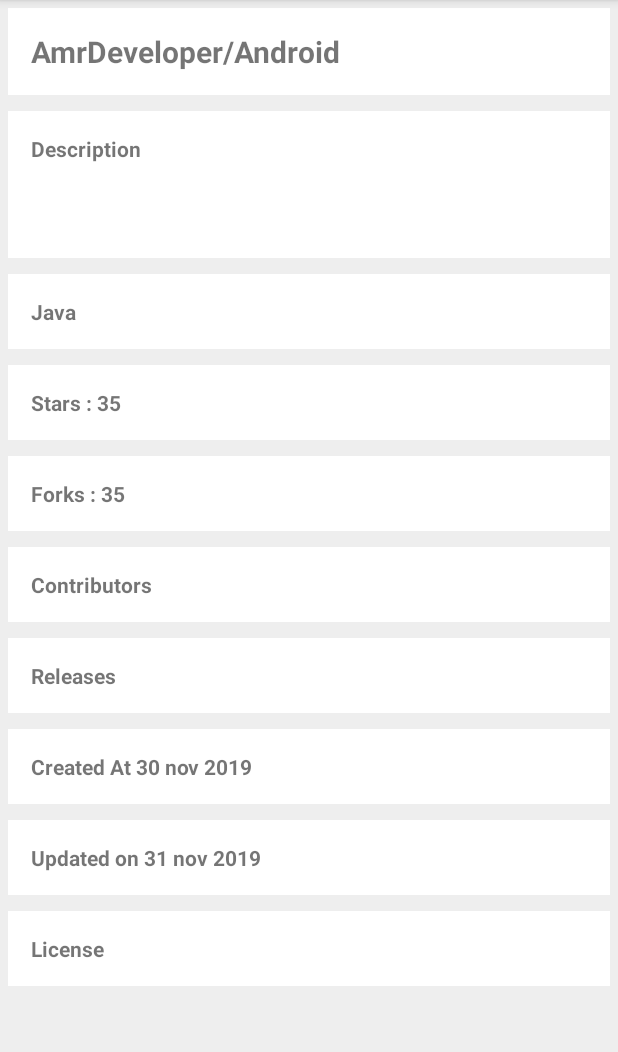
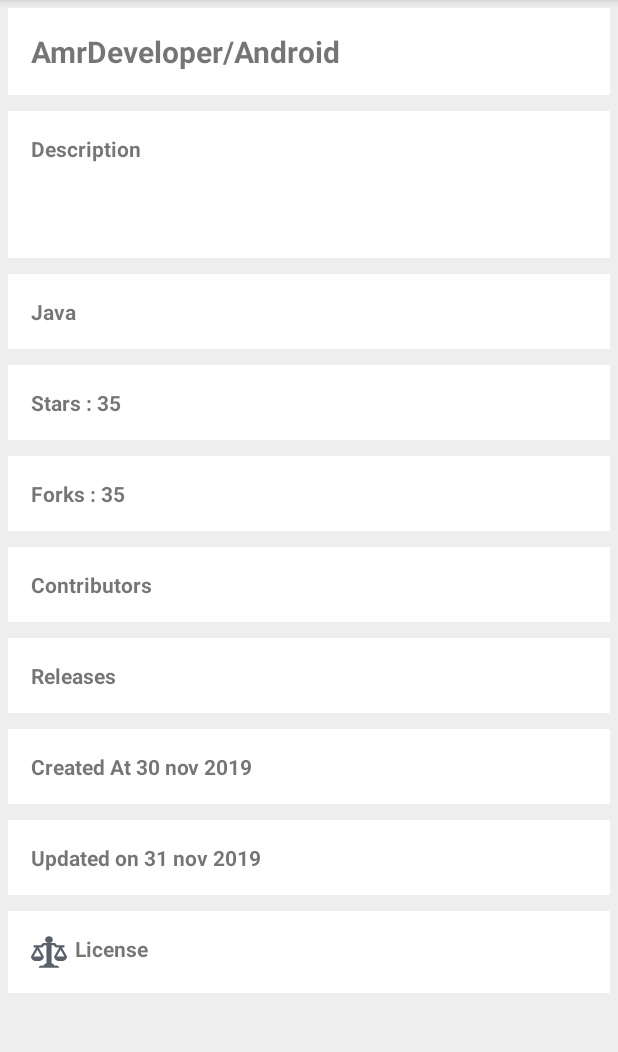
Before and after one commit to AmrDeveloper/GitEcho, an Android app: the RepositoryActivity screen opened directly, with no data from a screen before it, on a phone screen of 412 x 824 dp, the part 84-1136 px from its top. Run offline under Robolectric (Android 15) with nearby library versions, the phone set to English and light mode, and no system bars; our stand-ins replace data binding.

Commit message:
Add SVG icon for License

```diff
--- a/app/src/main/java/com/amrdeveloper/gitecho/view/RepositoryActivity.java
+++ b/app/src/main/java/com/amrdeveloper/gitecho/view/RepositoryActivity.java
@@ -1,15 +1,19 @@
 package com.amrdeveloper.gitecho.view;
 
+import android.databinding.DataBindingUtil;
 import android.support.v7.app.AppCompatActivity;
 import android.os.Bundle;
 
 import com.amrdeveloper.gitecho.R;
+import com.amrdeveloper.gitecho.databinding.ActivityRepositoryBinding;
 
 public class RepositoryActivity extends AppCompatActivity {
+
+    private ActivityRepositoryBinding binding;
 
     @Override
     protected void onCreate(Bundle savedInstanceState) {
         super.onCreate(savedInstanceState);
-        setContentView(R.layout.activity_repository);
+        binding = DataBindingUtil.setContentView(this,R.layout.activity_repository);
     }
 }
--- /dev/null
+++ b/app/src/main/res/drawable/ic_law.xml
@@ -0,0 +1,4 @@
+<vector android:height="24dp" android:viewportHeight="16"
+    android:viewportWidth="14" android:width="24dp" xmlns:android="http://schemas.android.com/apk/res/android">
+    <path android:fillColor="#586069" android:fillType="evenOdd" android:pathData="M7,4c-0.83,0 -1.5,-0.67 -1.5,-1.5S6.17,1 7,1s1.5,0.67 1.5,1.5S7.83,4 7,4zM14,10c0,1.11 -0.89,2 -2,2h-1c-1.11,0 -2,-0.89 -2,-2l2,-4h-1c-0.55,0 -1,-0.45 -1,-1L8,5v8c0.42,0 1,0.45 1,1h1c0.42,0 1,0.45 1,1L3,15c0,-0.55 0.58,-1 1,-1h1c0,-0.55 0.58,-1 1,-1h0.03L6,5L5,5c0,0.55 -0.45,1 -1,1L3,6l2,4c0,1.11 -0.89,2 -2,2L2,12c-1.11,0 -2,-0.89 -2,-2l2,-4L1,6L1,5h3c0,-0.55 0.45,-1 1,-1h4c0.55,0 1,0.45 1,1h3v1h-1l2,4zM2.5,7L1,10h3L2.5,7zM13,10l-1.5,-3 -1.5,3h3z"/>
+</vector>
--- a/app/src/main/res/layout/activity_repository.xml
+++ b/app/src/main/res/layout/activity_repository.xml
@@ -1,4 +1,5 @@
 <?xml version="1.0" encoding="utf-8"?>
+<layout>
 <ScrollView xmlns:android="http://schemas.android.com/apk/res/android"
     xmlns:tools="http://schemas.android.com/tools"
     android:layout_width="match_parent"
@@ -102,6 +103,10 @@
             android:background="#fff"
             android:padding="15dp"
             android:text="License"
+            android:drawablePadding="@dimen/dimen5dp"
+            android:drawableLeft="@drawable/ic_law"
+            android:drawableStart="@drawable/ic_law"
             android:textStyle="bold" />
     </LinearLayout>
 </ScrollView>
+</layout>
```
